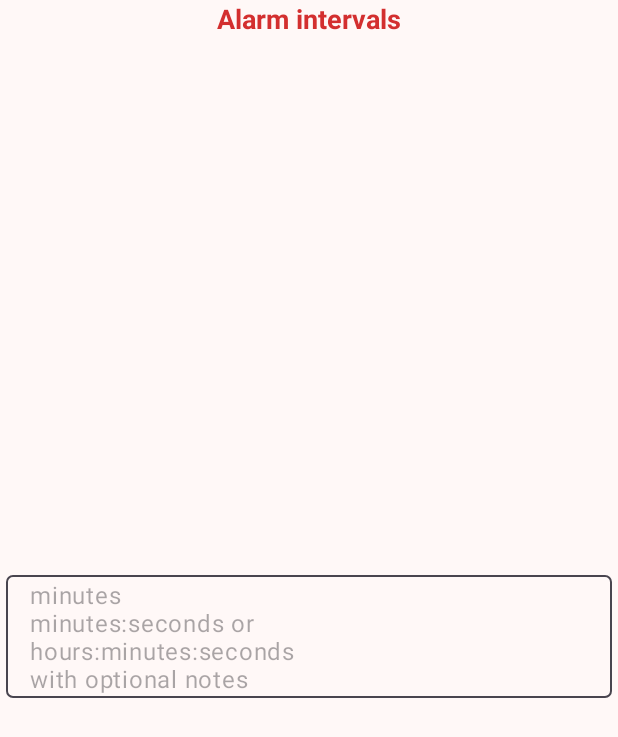
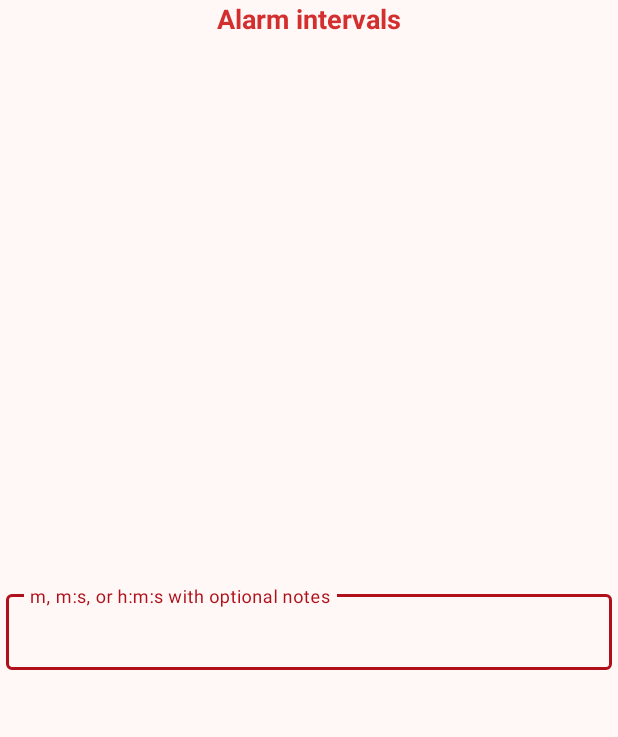
Before and after one commit to 1fish2/BBQTimer, an Android app: the layout dialog_edit_recipes.xml on its own in the app's theme, with its tools: preview values and no code run, on a phone screen of 412 x 824 dp. Shown: the top 737 px of the screen. Run offline under Robolectric (Android 15) with nearby library versions, the phone set to English and light mode, and no system bars.

Commit message:
Part 2 of Material Design 3 color theme
Further refine the colors, although there's room for improvement.

The edit dialog now uses a TextInputEditText in a TextInputLayout, similar to the activity. Its hint text had to get shorter to fit a one-liner in the top of the outline.

```diff
--- a/app/src/main/res/drawable/edit_text_border.xml
+++ /dev/null
@@ -1,8 +0,0 @@
-<?xml version="1.0" encoding="utf-8"?>
-<shape xmlns:android="http://schemas.android.com/apk/res/android"
-    android:shape="rectangle">
-    <stroke
-        android:width="1dp"
-        android:color="?android:attr/textColorSecondary" />
-    <corners android:radius="4dp" />
-</shape>
--- a/app/src/main/res/layout/activity_main.xml
+++ b/app/src/main/res/layout/activity_main.xml
@@ -153,6 +153,7 @@
 
         <com.onefishtwo.bbqtimer.EditText2
             android:id="@+id/alarmPeriod"
+            style="@style/Widget.App.EditText"
             android:layout_width="wrap_content"
             android:layout_height="wrap_content"
             android:fontFamily="@font/roboto"
@@ -165,7 +166,6 @@
             android:minWidth="@dimen/alarm_period_min_width"
             android:paddingLeft="0dp"
             android:text="@string/widget_preview_countdown"
-            android:textColor="?android:attr/textColorPrimary"
             android:textSize="@dimen/controls_text_size" />
 
     </com.google.android.material.textfield.TextInputLayout>
--- a/app/src/main/res/layout/dialog_edit_recipes.xml
+++ b/app/src/main/res/layout/dialog_edit_recipes.xml
@@ -21,31 +21,36 @@
         app:layout_constraintStart_toStartOf="parent"
         app:layout_constraintTop_toTopOf="parent" />
 
-    <EditText
-        android:id="@+id/recipes_text_field"
+    <com.google.android.material.textfield.TextInputLayout
+        android:id="@+id/recipes_text_field_layout"
         android:layout_width="0dp"
         android:layout_height="wrap_content"
         android:layout_marginStart="@dimen/recipe_horizontal_margin"
         android:layout_marginEnd="@dimen/recipe_horizontal_margin"
-        android:background="@drawable/edit_text_border"
-        android:enabled="true"
-        android:gravity="start|top"
+        android:layout_marginBottom="12dp"
         android:hint="@string/edit_list_hint"
-        android:importantForAutofill="no"
-        android:inputType="textMultiLine|textNoSuggestions"
-        android:maxLength="2000"
-        android:minLines="2"
-        android:paddingStart="8dp"
-        android:paddingTop="2dp"
-        android:paddingEnd="8dp"
-        android:paddingBottom="2dp"
-        android:scrollbarAlwaysDrawHorizontalTrack="true"
-        android:scrollbars="horizontal|vertical"
-        android:textColor="?android:attr/textColorPrimary"
         app:layout_constrainedHeight="true"
         app:layout_constraintBottom_toBottomOf="parent"
         app:layout_constraintEnd_toEndOf="parent"
         app:layout_constraintStart_toStartOf="parent"
-        app:layout_constraintTop_toBottomOf="@id/recipes_title" />
+        app:layout_constraintTop_toBottomOf="@id/recipes_title">
+
+        <com.google.android.material.textfield.TextInputEditText
+            android:id="@+id/recipes_text_field"
+            style="@style/Widget.App.EditText"
+            android:layout_width="match_parent"
+            android:layout_height="wrap_content"
+            android:enabled="true"
+            android:gravity="start|top"
+            android:importantForAutofill="no"
+            android:inputType="textMultiLine|textNoSuggestions"
+            android:maxLength="2000"
+            android:minLines="2"
+            android:paddingStart="8dp"
+            android:paddingTop="8dp"
+            android:paddingEnd="8dp"
+            android:paddingBottom="2dp"
+            android:scrollbars="vertical" />
+    </com.google.android.material.textfield.TextInputLayout>
 
 </androidx.constraintlayout.widget.ConstraintLayout>
--- a/app/src/main/res/values-night-v29/colors.xml
+++ b/app/src/main/res/values-night-v29/colors.xml
@@ -1,9 +1,5 @@
 <?xml version="1.0" encoding="utf-8"?>
 <resources>
-    <!-- TODO: Migrate some of these pre-Material 3 colors. -->
-    <color name="orange_red_text">#e53935</color>
-    <color name="deep_orange_text">#f4511e</color>
-
     <color name="notification_text">#f8f8f8</color>
 
     <!-- Dark theme colors for API 29+ from Material Theme Builder (same as values/colors.xml) given:
--- a/app/src/main/res/values-v29/colors.xml
+++ b/app/src/main/res/values-v29/colors.xml
@@ -1,9 +1,5 @@
 <?xml version="1.0" encoding="utf-8"?>
 <resources>
-    <!-- TODO: Migrate some of these pre-Material 3 colors. -->
-    <color name="orange_red_text">#d32f2f</color>
-    <color name="deep_orange_text">#e64a19</color>
-
     <!-- Light theme colors from Material Theme Builder given:
       Primary #D32F2F (firey red), Secondary #388E3C (green), Tertiary #6C91D1 (blue), color match: ON -->
     <color name="md_theme_primary">#AF101A</color>
--- /dev/null
+++ b/app/src/main/res/values-v29/colors_selection.xml
@@ -0,0 +1,5 @@
+<?xml version="1.0" encoding="utf-8"?>
+<resources>
+    <!-- 30% alpha of md_theme_secondary #0B6B1D -->
+    <color name="selection_highlight_green">#4D0B6B1D</color>
+</resources>
--- a/app/src/main/res/values/colors.xml
+++ b/app/src/main/res/values/colors.xml
@@ -1,23 +1,22 @@
 <?xml version="1.0" encoding="utf-8"?>
 <resources>
-    <!-- TODO: Migrate some of these pre-Material 3 colors. -->
-    <color name="orange_red_text">#d32f2f</color>
+    <color name="orange_red_text">@color/md_theme_primaryContainer</color>
     <color name="deep_orange_text">#e64a19</color>
     <color name="dark_orange_red">#9a0007</color>
     <color name="to_stop_text">#ef6c00</color>
+    <color name="to_go_text">@color/md_theme_secondaryContainer</color>
+    <color name="to_reset_text">#616161</color>
 
     <color name="notification_light_color">#d50000</color>
-    <color name="to_go_text">#6abf69</color>
 
     <color name="notification_text">#080808</color>
     <color name="gray_text">#9e9e9e</color>
     <color name="grayer">#C0646464</color>
-    <color name="to_reset_text">#616161</color>
     <color name="translucent_background">#B0000000</color>
     <color name="widget_button_background">#616161</color>
     <color name="widget_countdown_text">#f8f8f8</color>
 
-    <!-- Dark theme (the only theme) colors for API < 29 from Material Theme Builder given:
+    <!-- Dark theme (the only theme for API < 29) colors from Material Theme Builder given:
       Primary #D32F2F (firey red), Secondary #388E3C (green), Tertiary #6C91D1 (blue), color match: ON.
       For API 29+, these are overridden by values-v29 (Light) and values-night-v29 (Dark, duplicate). -->
     <color name="md_theme_primary">#FFB3AC</color>
--- /dev/null
+++ b/app/src/main/res/values/colors_selection.xml
@@ -0,0 +1,5 @@
+<?xml version="1.0" encoding="utf-8"?>
+<resources>
+    <!-- 30% alpha of md_theme_secondary #82DB7E -->
+    <color name="selection_highlight_green">#4D82DB7E</color>
+</resources>
--- a/app/src/main/res/values/strings.xml
+++ b/app/src/main/res/values/strings.xml
@@ -163,7 +163,7 @@
     <string name="edit_list_title">Alarm intervals</string>
 
     <!-- Hint for what to type into the recipe editor. -->
-    <string name="edit_list_hint">minutes\nminutes:seconds or\nhours:minutes:seconds\nwith optional notes</string>
+    <string name="edit_list_hint">m, m:s, or h:m:s with optional notes</string>
 
     <!-- Save edits in the recipe editor. -->
     <string name="save_edits">Save</string>
--- a/app/src/main/res/values/themes.xml
+++ b/app/src/main/res/values/themes.xml
@@ -92,7 +92,7 @@
 
     <style name="FireyActionBar.Text" parent="TextAppearance.AppCompat.Widget.ActionBar.Title">
         <item name="android:textStyle">bold</item>
-        <item name="android:textColor">@color/notification_text</item>
+        <item name="android:textColor">@color/md_theme_onPrimaryContainer</item>
     </style>
 
     <style name="HintTextAppearance" parent="TextAppearance.Material3.LabelSmall">
@@ -114,10 +114,18 @@
     </style>
 
     <!-- EditText style -->
-    <style name="Widget.App.EditText" parent="Widget.Material3.TextInputEditText.FilledBox">
-        <!-- This controls the color of the caret and selection handles -->
-        <item name="android:textColorHighlight">?attr/colorSecondary</item>
-        <item name="android:textCursorDrawable">@null</item> <!-- This allows colorControlActivated to take over -->
+    <style name="Widget.App.EditText" parent="Widget.Material3.TextInputEditText.OutlinedBox.Dense">
+        <!-- Use the green accent color for the text caret and selection handles -->
+        <item name="android:theme">@style/ThemeOverlay.App.GreenAccent</item>
+        <item name="android:textColorHighlight">@color/selection_highlight_green</item>
+        <item name="android:textCursorDrawable">@null</item> <!-- This allows colorControlActivated/colorPrimary to take over -->
+    </style>
+
+    <!-- Theme Overlay to force Green (Secondary) accent colors -->
+    <style name="ThemeOverlay.App.GreenAccent" parent="">
+        <item name="colorPrimary">?attr/colorSecondary</item>
+        <item name="colorOnPrimary">?attr/colorOnSecondary</item>
+        <!-- Ensure colorControlActivated follows suit for API < 21 or defaults -->
         <item name="colorControlActivated">?attr/colorSecondary</item>
     </style>
 
```
Also changed, not shown: 1 other file.
